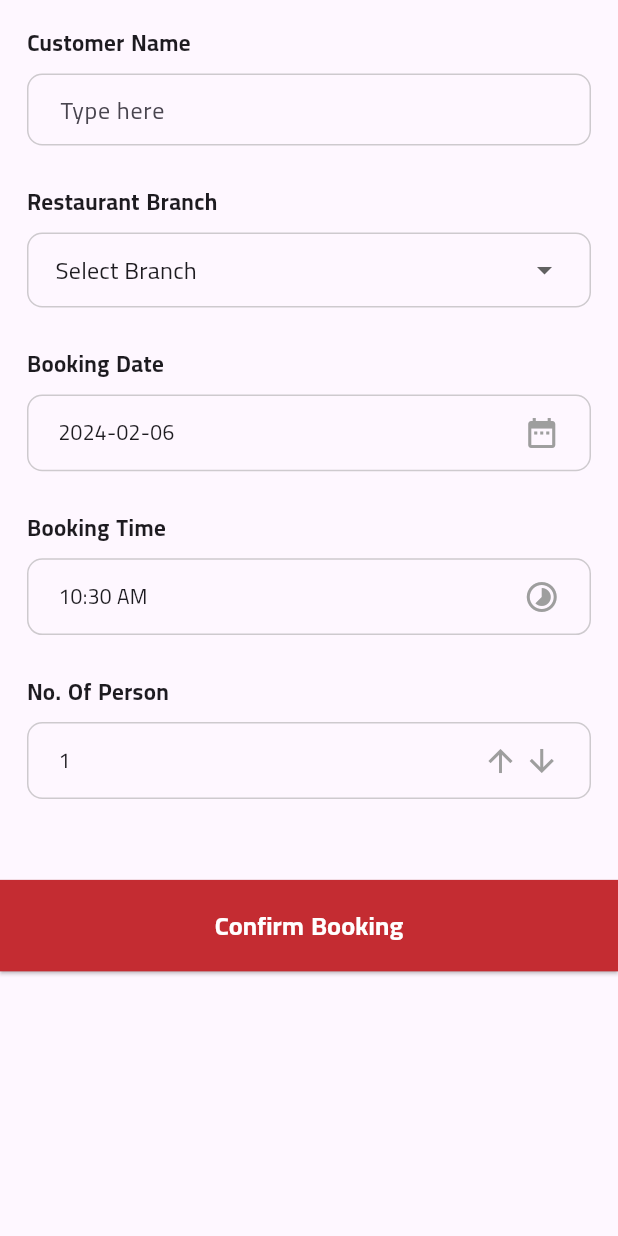
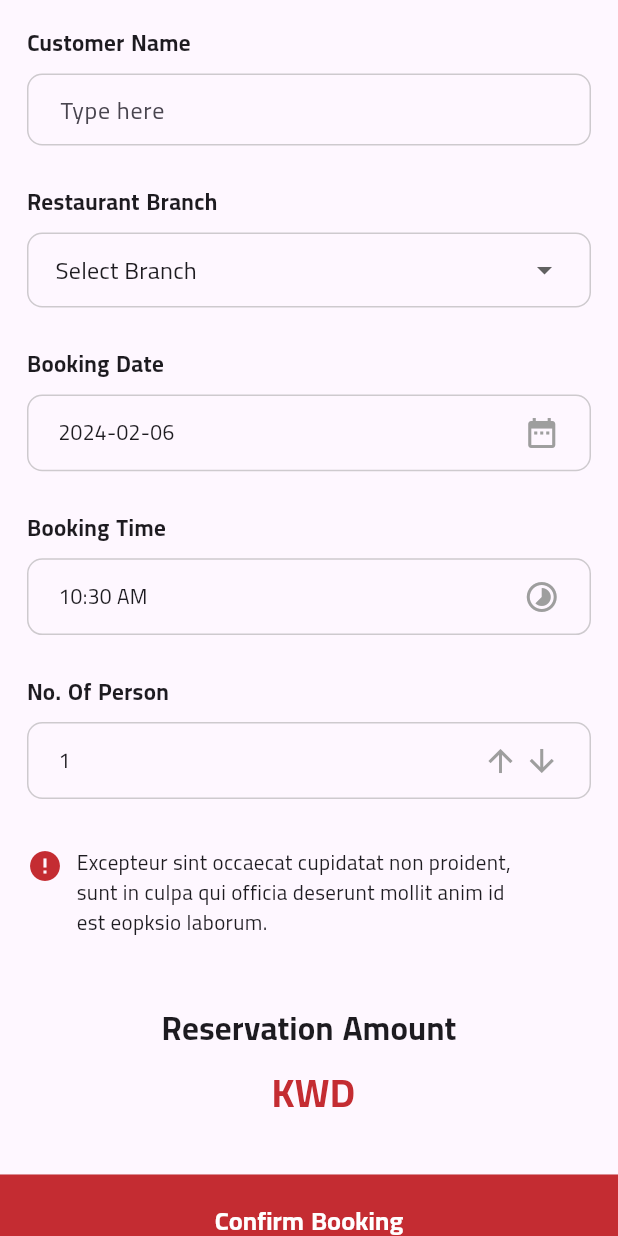
Before and after one commit to mo7amedaliEbaid/garcon-restaurants-ecommerce, a Flutter app: the BookingView widget shown alone on an empty page, opened directly with empty values, after a tap on "Confirm Booking", on a phone screen of 412 x 824 dp. Run offline on Flutter 3.47's test engine with Material 3 defaults, Android fonts, the phone set to English and light mode, and no system bars; our stand-ins replace cached_network_image, cloud_firestore, connectivity_plus, country_code_picker, dots_indicator, equatable and 5 more; missing offline and left inert: flag; accounts and stored records are empty; network calls fail.

Commit message:
reservations

```diff
--- a/lib/application/application.dart
+++ b/lib/application/application.dart
@@ -11,3 +11,6 @@ export 'cubits/connectivity/connectivity_cubit.dart';
 export 'cubits/filter/filter_cubit.dart';
 export 'cubits/select_tag/select_tag_cubit.dart';
 export 'cubits/pickup/pickup_cubit.dart';
+export 'cubits/add_reservation/add_reservation_cubit.dart';
+export 'cubits/get_reservations/get_reservation_cubit.dart';
+export 'cubits/search/search_cubit.dart';
--- /dev/null
+++ b/lib/application/cubits/add_reservation/add_reservation_cubit.dart
@@ -0,0 +1,25 @@
+import 'package:equatable/equatable.dart';
+import 'package:flutter_bloc/flutter_bloc.dart';
+
+import '../../../models/models.dart';
+import 'package:garcon/repositories/repositories.dart';
+
+part 'add_reservation_state.dart';
+
+class AddReservationCubit extends Cubit<AddReservationState> {
+  final BaseReservationsRepository reservationsRepository;
+
+  AddReservationCubit({required this.reservationsRepository})
+      : super(AddReservationInitial());
+
+  Future<void> addReservation(Reservation reservation) async {
+    emit(AddReservationLoading());
+    try {
+      await reservationsRepository.addReservation(reservation);
+      emit(ReservationAddedSuccessfully());
+    } catch (e) {
+      emit(
+          const AddReservationError(errorMessage: 'Failed to add reservation'));
+    }
+  }
+}
--- /dev/null
+++ b/lib/application/cubits/add_reservation/add_reservation_state.dart
@@ -0,0 +1,23 @@
+part of 'add_reservation_cubit.dart';
+
+abstract class AddReservationState extends Equatable {
+  const AddReservationState();
+
+  @override
+  List<Object?> get props => [];
+}
+
+class AddReservationInitial extends AddReservationState {}
+
+class ReservationAddedSuccessfully extends AddReservationState {}
+
+class AddReservationLoading extends AddReservationState {}
+
+class AddReservationError extends AddReservationState {
+  final String errorMessage;
+
+  const AddReservationError({required this.errorMessage});
+
+  @override
+  List<Object?> get props => [errorMessage];
+}
--- /dev/null
+++ b/lib/application/cubits/get_reservations/get_reservation_cubit.dart
@@ -0,0 +1,26 @@
+import 'package:equatable/equatable.dart';
+import 'package:flutter_bloc/flutter_bloc.dart';
+
+import '../../../models/models.dart';
+import 'package:garcon/repositories/repositories.dart';
+
+part 'get_reservations_state.dart';
+
+class GetReservationsCubit extends Cubit<GetReservationsState> {
+  final BaseReservationsRepository reservationsRepository;
+
+  GetReservationsCubit({required this.reservationsRepository})
+      : super(GetReservationsInitial());
+
+  void getKids(String userId) {
+    emit(GetReservationLoading());
+    reservationsRepository.getReservations(userId).listen(
+      (reservations) {
+        emit(GetReservationsLoaded(reservations: reservations));
+      },
+      onError: (error) {
+        emit(GetReservationsError(errorMessage: error.toString()));
+      },
+    );
+  }
+}
--- /dev/null
+++ b/lib/application/cubits/get_reservations/get_reservations_state.dart
@@ -0,0 +1,30 @@
+part of 'get_reservation_cubit.dart';
+
+abstract class GetReservationsState extends Equatable {
+  const GetReservationsState();
+
+  @override
+  List<Object?> get props => [];
+}
+
+class GetReservationsInitial extends GetReservationsState {}
+
+class GetReservationLoading extends GetReservationsState {}
+
+class GetReservationsLoaded extends GetReservationsState {
+  final List<Reservation> reservations;
+
+  const GetReservationsLoaded({required this.reservations});
+
+  @override
+  List<Object?> get props => [reservations];
+}
+
+class GetReservationsError extends GetReservationsState {
+  final String errorMessage;
+
+  const GetReservationsError({required this.errorMessage});
+
+  @override
+  List<Object?> get props => [errorMessage];
+}
--- a/lib/core/app/app.dart
+++ b/lib/core/app/app.dart
@@ -3,8 +3,6 @@ import 'package:firebase_auth/firebase_auth.dart';
 import 'package:flutter/material.dart';
 import 'package:flutter_bloc/flutter_bloc.dart';
 import 'package:garcon/application/application.dart';
-import 'package:garcon/application/cubits/search/search_cubit.dart';
-import 'package:garcon/repositories/pickups/pickups_repo.dart';
 import 'package:garcon/repositories/repositories.dart';
 import '../core.dart';
 
@@ -81,6 +79,16 @@ class MyApp extends StatelessWidget {
               repository: RestaurantsRepo(),
             ),
           ),
+          BlocProvider(
+            create: (context) => AddReservationCubit(
+              reservationsRepository: ReservationRepository(),
+            ),
+          ),
+          BlocProvider(
+            create: (context) => GetReservationsCubit(
+              reservationsRepository: ReservationRepository(),
+            ),
+          ),
         ],
         child: MaterialApp(
           title: 'Garcon',
--- a/lib/models/models.dart
+++ b/lib/models/models.dart
@@ -2,3 +2,4 @@
 export 'restaurant.dart';
 export 'tag.dart';
 export 'pickup.dart';
+export 'reservation.dart';
--- /dev/null
+++ b/lib/models/reservation.dart
@@ -0,0 +1,54 @@
+import 'package:cloud_firestore/cloud_firestore.dart';
+import 'package:equatable/equatable.dart';
+import 'package:firebase_auth/firebase_auth.dart';
+
+class Reservation extends Equatable {
+  final String name;
+  final String branch;
+  final String date;
+  final String time;
+  final String personsNumber;
+  final String userId;
+
+  const Reservation({
+    required this.time,
+    required this.personsNumber,
+    required this.userId,
+    required this.name,
+    required this.branch,
+    required this.date,
+  });
+
+  @override
+  List<Object?> get props => [
+        name,
+        branch,
+        date,
+        time,
+        personsNumber,
+        userId,
+      ];
+
+  factory Reservation.fromSnapshot(DocumentSnapshot snapshot) {
+    Map<String, dynamic> data = snapshot.data() as Map<String, dynamic>;
+    return Reservation(
+      name: data['name'],
+      branch: data['branch'],
+      date: data['date'],
+      time: data['time'],
+      personsNumber: data['personsNumber'],
+      userId: data['userId'],
+    );
+  }
+
+  Map<String, dynamic> toDocument() {
+    return {
+      'name': name,
+      'branch': branch,
+      'date': date,
+      'personsNumber': personsNumber,
+      'time': time,
+      'userId': FirebaseAuth.instance.currentUser!.uid,
+    };
+  }
+}
--- a/lib/presentation/widgets/booking_view.dart
+++ b/lib/presentation/widgets/booking_view.dart
@@ -1,7 +1,9 @@
+import 'package:firebase_auth/firebase_auth.dart';
 import 'package:flutter/material.dart';
+import 'package:flutter_bloc/flutter_bloc.dart';
+import 'package:garcon/application/application.dart';
 import 'package:garcon/configs/configs.dart';
 import 'package:garcon/core/constants/colors.dart';
-import 'package:garcon/core/extensions/extensions.dart';
 import 'package:garcon/models/models.dart';
 import 'package:garcon/presentation/widgets.dart';
 
@@ -213,11 +215,11 @@ class _BookingViewState extends State<BookingView> {
                   ],
                 ),
               ),
+              bookingFooter()
             ],
           ),
         ),
-
-        Space.yf(2),
+        reservationAmountColumn(widget.restaurant.reservation.toString()),
         customElevatedButton(
             width: double.infinity,
             height: AppDimensions.normalize(24),
@@ -225,8 +227,17 @@ class _BookingViewState extends State<BookingView> {
             borderRadius: 0,
             text: "Confirm Booking",
             textStyle: AppText.h3b!.copyWith(color: Colors.white),
-            onPressed: () {
-
+            onPressed: () async {
+              Reservation reservation = Reservation(
+                  time: selectedTime.format(context).toString(),
+                  personsNumber: numberOfPersons.toString(),
+                  userId: FirebaseAuth.instance.currentUser!.uid,
+                  name: _nameController.text,
+                  branch: dropDownValue.toString(),
+                  date: selectedDate.toString().substring(0, 10));
+              await context
+                  .read<AddReservationCubit>()
+                  .addReservation(reservation);
             })
       ],
     );
--- a/lib/presentation/widgets/restaurant_components.dart
+++ b/lib/presentation/widgets/restaurant_components.dart
@@ -39,7 +39,7 @@ Widget positionedItem({
   );
 }
 
-Widget pickupCachedNetworkImage(String image){
+Widget pickupCachedNetworkImage(String image) {
   return CachedNetworkImage(
     imageUrl: image,
     fit: BoxFit.cover,
@@ -57,3 +57,47 @@ Widget pickupCachedNetworkImage(String image){
     },
   );
 }
+
+Widget reservationAmountColumn(String amount) {
+  return Column(
+    children: [
+      Space.yf(1.5),
+      Text(
+        "Reservation Amount",
+        style: AppText.h2b,
+      ),
+      Space.yf(.5),
+      Text(
+        "$amount KWD",
+        style: AppText.h1b?.copyWith(color: AppColors.deepRed),
+      ),
+      Space.yf(2),
+    ],
+  );
+}
+
+Widget bookingFooter() {
+  return Column(
+    children: [
+      Space.yf(1.8),
+      Row(
+        crossAxisAlignment: CrossAxisAlignment.start,
+        children: [
+          const Icon(
+            Icons.error,
+            color: AppColors.deepRed,
+          ),
+          Space.xf(.5),
+          SizedBox(
+            width: AppDimensions.normalize(115),
+            child: const Text(
+              "Excepteur sint occaecat cupidatat non proident, sunt in culpa qui officia deserunt mollit anim id est eopksio laborum.",
+              overflow: TextOverflow.ellipsis,
+              maxLines: 3,
+            ),
+          ),
+        ],
+      ),
+    ],
+  );
+}
--- a/lib/repositories/repositories.dart
+++ b/lib/repositories/repositories.dart
@@ -1,3 +1,5 @@
 export 'auth_repos/auth_repo.dart';
 export 'user_repos/user_repo.dart';
 export 'restaurants/restaurants_repo.dart';
+export 'pickups/pickups_repo.dart';
+export 'reservation/reservation_repo.dart';
--- /dev/null
+++ b/lib/repositories/reservation/base_reservation_repo.dart
@@ -0,0 +1,7 @@
+part of 'reservation_repo.dart';
+
+abstract class BaseReservationsRepository {
+  Future<void> addReservation(Reservation reservation);
+
+  Stream<List<Reservation>> getReservations(String userId);
+}
--- /dev/null
+++ b/lib/repositories/reservation/reservation_repo.dart
@@ -0,0 +1,25 @@
+import 'package:cloud_firestore/cloud_firestore.dart';
+
+import '../../models/models.dart';
+
+part 'base_reservation_repo.dart';
+
+class ReservationRepository extends BaseReservationsRepository {
+  final CollectionReference reservationCollection =
+      FirebaseFirestore.instance.collection('reservations');
+
+  @override
+  Future<void> addReservation(Reservation reservation) async {
+    await reservationCollection.doc().set(reservation.toDocument());
+  }
+
+  @override
+  Stream<List<Reservation>> getReservations(String userId) {
+    return reservationCollection
+        .where('userId', isEqualTo: userId)
+        .snapshots()
+        .map((snapshot) {
+      return snapshot.docs.map((doc) => Reservation.fromSnapshot(doc)).toList();
+    });
+  }
+}
```
